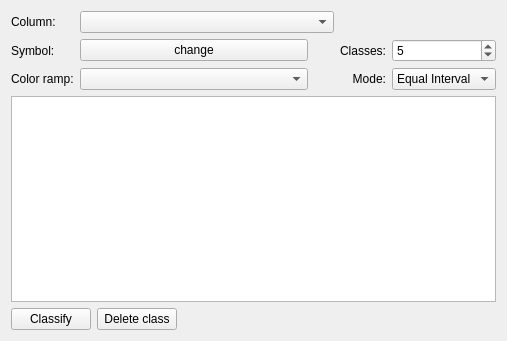
This is qgis/src/ui/qgsgraduatedsymbolrendererv2widget.ui in sourcepole/qgis as Qt 5 draws it before an edit. The edited form follows.
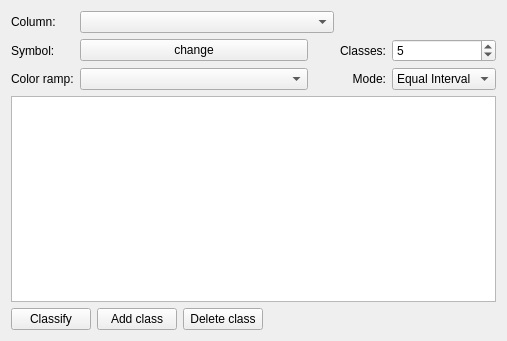
This is the edited form.

What changed in the file:
```diff
--- a/qgis/src/ui/qgsgraduatedsymbolrendererv2widget.ui
+++ b/qgis/src/ui/qgsgraduatedsymbolrendererv2widget.ui
@@ -131,6 +131,13 @@
        </property>
       </widget>
      </item>
+     <item>
+      <widget class="QPushButton" name="btnGraduatedAdd">
+       <property name="text">
+        <string>Add class</string>
+       </property>
+      </widget>
+     </item>
      <item>
       <widget class="QPushButton" name="btnGraduatedDelete">
        <property name="text">
```
